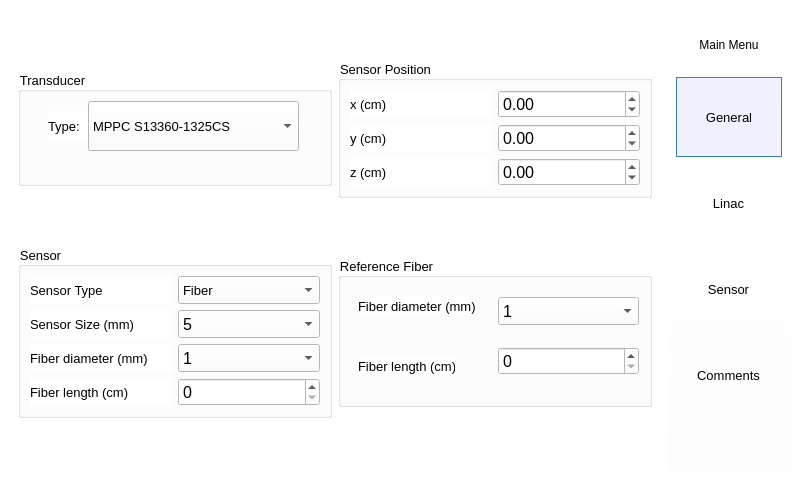
First picture: the form in metadatagui.ui, repository mfeijoo/BluePhysicsmodel82, before the edit.
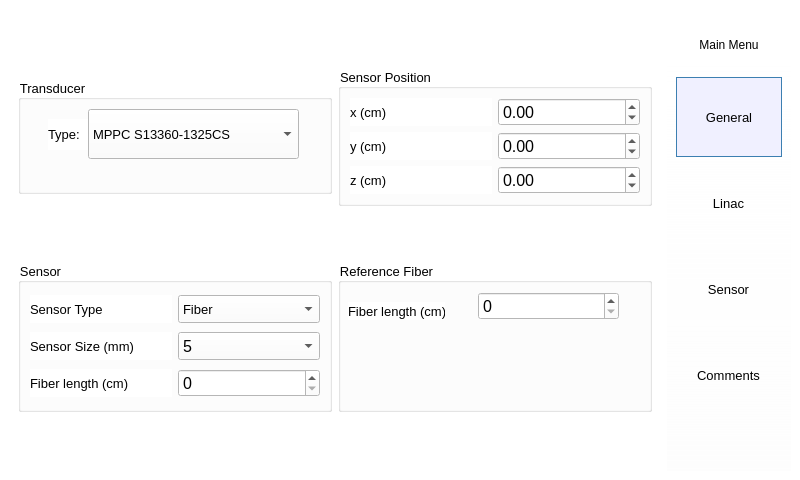
Second picture: the form after the edit. The open tabs and pages were chosen to show the change. Icons and pictures are not drawn.

Patch:
```diff
--- a/metadatagui.ui
+++ b/metadatagui.ui
@@ -1756,7 +1756,7 @@
              </property>
             </widget>
            </item>
-           <item row="3" column="0">
+           <item row="2" column="0">
             <widget class="QLabel" name="label_33">
              <property name="font">
               <font>
@@ -1768,7 +1768,7 @@
              </property>
             </widget>
            </item>
-           <item row="3" column="1">
+           <item row="2" column="1">
             <widget class="QSpinBox" name="sensorfiberlength">
              <property name="minimumSize">
               <size>
@@ -1823,18 +1823,6 @@
              </item>
             </widget>
            </item>
-           <item row="2" column="0">
-            <widget class="QLabel" name="label_35">
-             <property name="font">
-              <font>
-               <pointsize>10</pointsize>
-              </font>
-             </property>
-             <property name="text">
-              <string>Fiber diameter (mm)</string>
-             </property>
-            </widget>
-           </item>
            <item row="1" column="1">
             <widget class="QComboBox" name="sensorsize">
              <property name="minimumSize">
@@ -1893,47 +1881,6 @@
              </property>
             </widget>
            </item>
-           <item row="2" column="1">
-            <widget class="QComboBox" name="sensorfiberdiam">
-             <property name="minimumSize">
-              <size>
-               <width>100</width>
-               <height>28</height>
-              </size>
-             </property>
-             <property name="maximumSize">
-              <size>
-               <width>16777215</width>
-               <height>28</height>
-              </size>
-             </property>
-             <property name="font">
-              <font>
-               <pointsize>12</pointsize>
-              </font>
-             </property>
-             <item>
-              <property name="text">
-               <string>1</string>
-              </property>
-             </item>
-             <item>
-              <property name="text">
-               <string>0.75</string>
-              </property>
-             </item>
-             <item>
-              <property name="text">
-               <string>0.50</string>
-              </property>
-             </item>
-             <item>
-              <property name="text">
-               <string>0.25</string>
-              </property>
-             </item>
-            </widget>
-           </item>
           </layout>
          </widget>
         </item>
@@ -1959,8 +1906,8 @@
           <widget class="QSpinBox" name="referencefiberlength">
            <property name="geometry">
             <rect>
-             <x>160</x>
-             <y>90</y>
+             <x>140</x>
+             <y>30</y>
              <width>141</width>
              <height>28</height>
             </rect>
@@ -1989,8 +1936,8 @@
           <widget class="QLabel" name="label_37">
            <property name="geometry">
             <rect>
-             <x>20</x>
-             <y>100</y>
+             <x>10</x>
+             <y>40</y>
              <width>97</width>
              <height>18</height>
             </rect>
@@ -2004,71 +1951,6 @@
             <string>Fiber length (cm)</string>
            </property>
           </widget>
-          <widget class="QComboBox" name="referencefiberdiam">
-           <property name="geometry">
-            <rect>
-             <x>160</x>
-             <y>40</y>
-             <width>141</width>
-             <height>28</height>
-            </rect>
-           </property>
-           <property name="minimumSize">
-            <size>
-             <width>100</width>
-             <height>28</height>
-            </size>
-           </property>
-           <property name="maximumSize">
-            <size>
-             <width>16777215</width>
-             <height>28</height>
-            </size>
-           </property>
-           <property name="font">
-            <font>
-             <pointsize>12</pointsize>
-            </font>
-           </property>
-           <item>
-            <property name="text">
-             <string>1</string>
-            </property>
-           </item>
-           <item>
-            <property name="text">
-             <string>0.75</string>
-            </property>
-           </item>
-           <item>
-            <property name="text">
-             <string>0.50</string>
-            </property>
-           </item>
-           <item>
-            <property name="text">
-             <string>0.25</string>
-            </property>
-           </item>
-          </widget>
-          <widget class="QLabel" name="label_36">
-           <property name="geometry">
-            <rect>
-             <x>20</x>
-             <y>40</y>
-             <width>118</width>
-             <height>18</height>
-            </rect>
-           </property>
-           <property name="font">
-            <font>
-             <pointsize>10</pointsize>
-            </font>
-           </property>
-           <property name="text">
-            <string>Fiber diameter (mm)</string>
-           </property>
-          </widget>
          </widget>
         </item>
        </layout>
```
Left out of the diff: 74 changed lines with no effect on the pictures.
